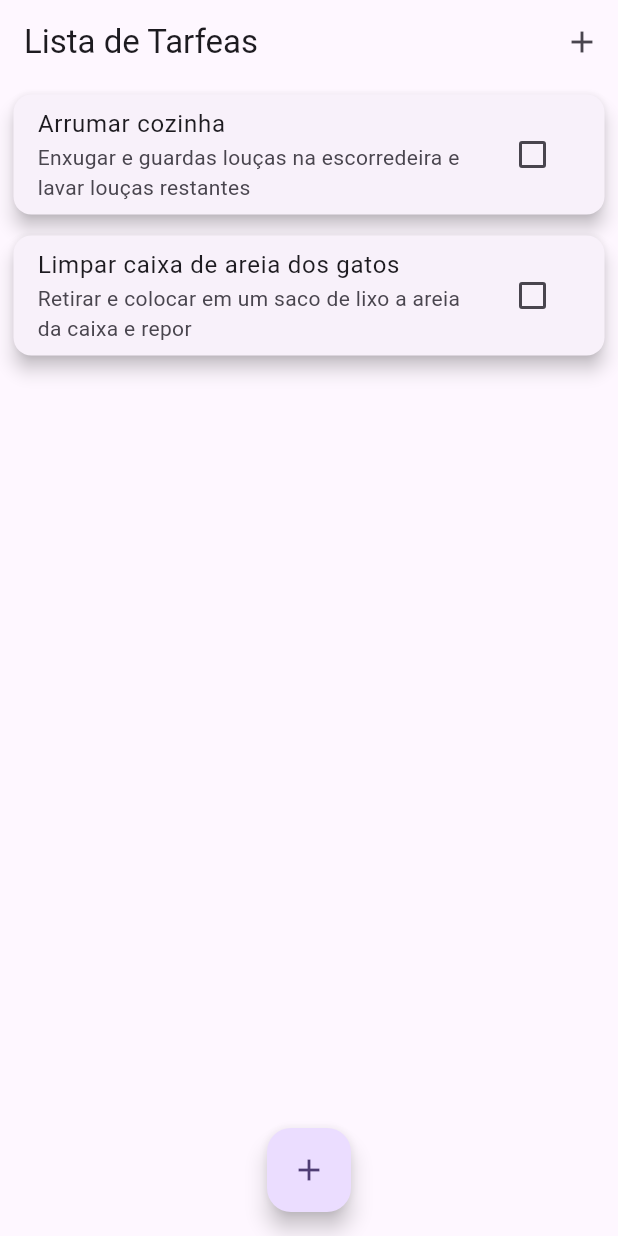
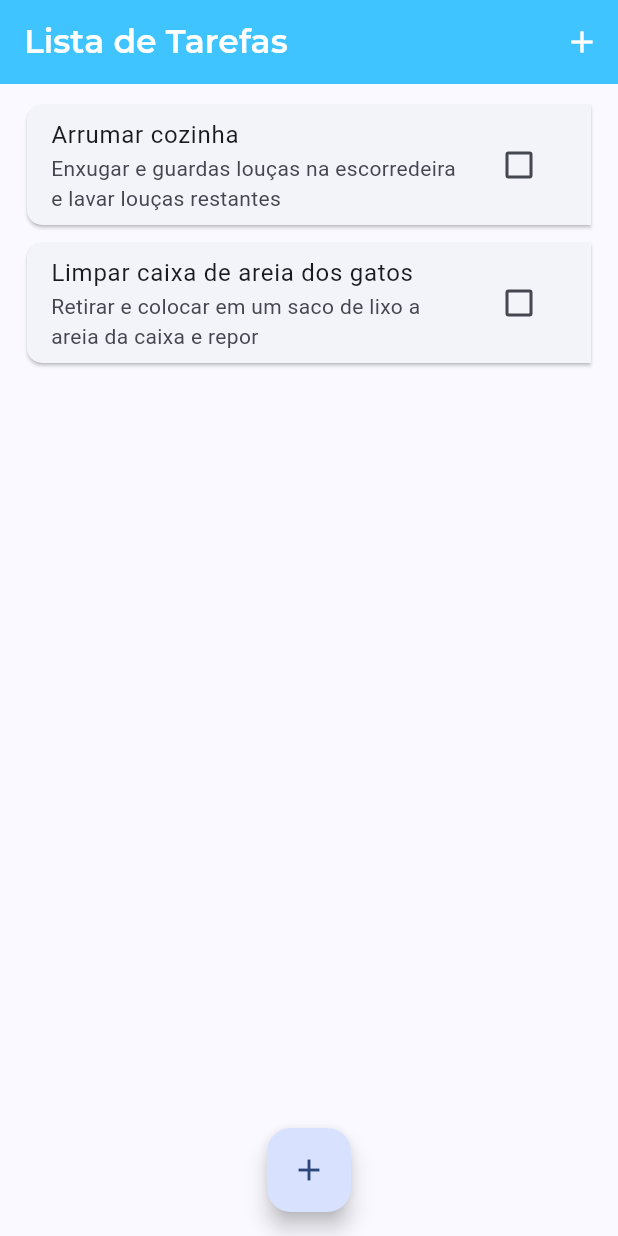
Before and after one commit to tarcisiomesquita/to_do_list_app, a Flutter app: the screen it shows after launch, on a phone screen of 412 x 824 dp. Run offline on Flutter 3.47's test engine with Material 3 defaults, Android fonts, the phone set to English and light mode, and no system bars; drawn by our look-alikes of flutter_slidable; project files that could hold a hidden picture were left out.

Commit message:
adição de fontes customizadas e alteração de tema

```diff
--- a/lib/components/task_edit_form.dart
+++ b/lib/components/task_edit_form.dart
@@ -47,10 +47,11 @@ class _TaskEditFormState extends State<TaskEditForm> {
                   decoration: const InputDecoration(labelText: 'Descrição'),
                   onSubmitted: (_) => _submitForm(),
                 ),
+                const SizedBox(height: 20),
                 Row(
                   mainAxisAlignment: MainAxisAlignment.end,
                   children: [
-                    TextButton(
+                    ElevatedButton(
                         onPressed: _submitForm,
                         child: const Text('Salvar alterações'))
                   ],
--- a/lib/components/task_form.dart
+++ b/lib/components/task_form.dart
@@ -16,7 +16,7 @@ class TaskFormState extends State<TaskForm> {
   void _submitForm() {
     final title = _titleController.text;
     final description = _descriptionController.text;
-    if (title.isEmpty && description.isEmpty) {
+    if (title.isEmpty || description.isEmpty) {
       return;
     }
     widget.onSubmit(title, description);
@@ -39,6 +39,7 @@ class TaskFormState extends State<TaskForm> {
               onSubmitted: (_) => _submitForm(),
               decoration: const InputDecoration(labelText: 'Descrição'),
             ),
+            const SizedBox(height: 20),
             Row(
               mainAxisAlignment: MainAxisAlignment.end,
               children: [
--- a/lib/components/task_list.dart
+++ b/lib/components/task_list.dart
@@ -24,15 +24,34 @@ class TaskList extends StatelessWidget {
       return a.isChecked.toString().compareTo(b.isChecked.toString());
     });
     return SizedBox(
-      height: 500,
-      child: ListView.builder(
+      height: 600,
+      child: tasks.isEmpty
+          ? Column(
+              children: [
+                Text(
+                  'Nenhuma tarefa cadastrada',
+                  style: Theme.of(context).textTheme.titleLarge,
+                ),
+                const SizedBox(
+                  height: 30,
+                ),
+                SizedBox(
+                  height: 200,
+                  child: Image.asset(
+                    'assets/images/waiting.png',
+                    fit: BoxFit.cover,
+                  ),
+                )
+              ],
+            )
+          : ListView.builder(
               itemCount: tasks.length,
               itemBuilder: (ctx, index) {
                 final task = tasks[index];
                 return Padding(
                   padding: const EdgeInsets.symmetric(
-              vertical: 3,
-              horizontal: 5,
+                    vertical: 6,
+                    horizontal: 10,
                   ),
                   child: GestureDetector(
                     onTap: () => onEdit(task),
@@ -45,11 +64,22 @@ class TaskList extends StatelessWidget {
                               onPressed: (_) => onDelete(task.id),
                               backgroundColor: Colors.red,
                               foregroundColor: Colors.white,
+                              borderRadius: const BorderRadius.only(
+                                topRight: Radius.circular(10),
+                                bottomRight: Radius.circular(10),
+                              ),
                               icon: Icons.delete),
                         ],
                       ),
                       child: Card(
-                  elevation: 5,
+                        margin: EdgeInsets.zero,
+                        shape: const RoundedRectangleBorder(
+                          borderRadius: BorderRadius.only(
+                            topLeft: Radius.circular(10),
+                            bottomLeft: Radius.circular(10),
+                          ),
+                        ),
+                        // elevation: 5,
                         child: ListTile(
                           trailing: Checkbox(
                               value: task.isChecked,
--- a/lib/main.dart
+++ b/lib/main.dart
@@ -1,6 +1,5 @@
-import 'dart:math';
-
 import 'package:flutter/material.dart';
+import 'package:to_do_list_app/styles/app_themes.dart';
 import 'package:to_do_list_app/components/task_edit_form.dart';
 import 'package:to_do_list_app/components/task_form.dart';
 import 'package:to_do_list_app/components/task_list.dart';
@@ -16,10 +15,7 @@ class ToDoListApp extends StatelessWidget {
   @override
   Widget build(BuildContext context) {
     return MaterialApp(
-      theme: ThemeData(
-        colorScheme: ColorScheme.fromSeed(seedColor: Colors.deepPurple),
-        useMaterial3: true,
-      ),
+      theme: AppThemes().myTheme,
       home: const MyHomePage(),
     );
   }
@@ -103,13 +99,16 @@ class _MyHomePageState extends State<MyHomePage> {
   Widget build(BuildContext context) {
     return Scaffold(
       appBar: AppBar(
-        title: const Text('Lista de Tarfeas'),
+        title: const Text('Lista de Tarefas'),
         actions: [
           IconButton(onPressed: _openTaskModal, icon: const Icon(Icons.add))
         ],
       ),
-      body: SingleChildScrollView(
+      body: SafeArea(
+        minimum: const EdgeInsets.all(8),
+        child: SingleChildScrollView(
           child: Column(
+            crossAxisAlignment: CrossAxisAlignment.stretch,
             children: [
               TaskList(
                 tasks: _tasks,
@@ -118,6 +117,7 @@ class _MyHomePageState extends State<MyHomePage> {
                 onDelete: _deleteTask,
               ),
             ],
+          ),
         ),
       ),
       floatingActionButton: Padding(
--- /dev/null
+++ b/lib/styles/app_themes.dart
@@ -0,0 +1,31 @@
+import 'package:flutter/material.dart';
+
+class AppThemes {
+  final ThemeData myTheme = ThemeData(
+      useMaterial3: true,
+      colorScheme: ColorScheme.fromSeed(seedColor: Colors.blueAccent),
+      textTheme: const TextTheme().copyWith(
+        titleLarge: const TextStyle(
+          fontFamily: 'OpenSans',
+          fontSize: 18,
+          fontWeight: FontWeight.bold,
+        ),
+      ),
+      appBarTheme: const AppBarTheme(
+        backgroundColor: Colors.lightBlueAccent,
+        titleTextStyle: TextStyle(
+          fontFamily: 'Montserrat',
+          fontSize: 22,
+          fontWeight: FontWeight.w600,
+          color: Colors.white,
+        ),
+        iconTheme: IconThemeData(
+          color: Colors.white,
+        ),
+      ),
+      elevatedButtonTheme: ElevatedButtonThemeData(
+          style: ElevatedButton.styleFrom(
+        backgroundColor: Colors.blueAccent,
+        foregroundColor: Colors.white,
+      )));
+}
```
Also changed, not shown: pubspec.yaml (+15 -13 lines), assets/fonts/Montserrat-Bold.ttf (added), assets/fonts/Montserrat-Regular.ttf (added), assets/fonts/Montserrat-SemiBold.ttf (added), assets/fonts/OpenSans-Bold.ttf (added), assets/fonts/OpenSans-Regular.ttf (added), assets/images/waiting.png (added). Lines whose indentation alone changed are shown as unchanged.
